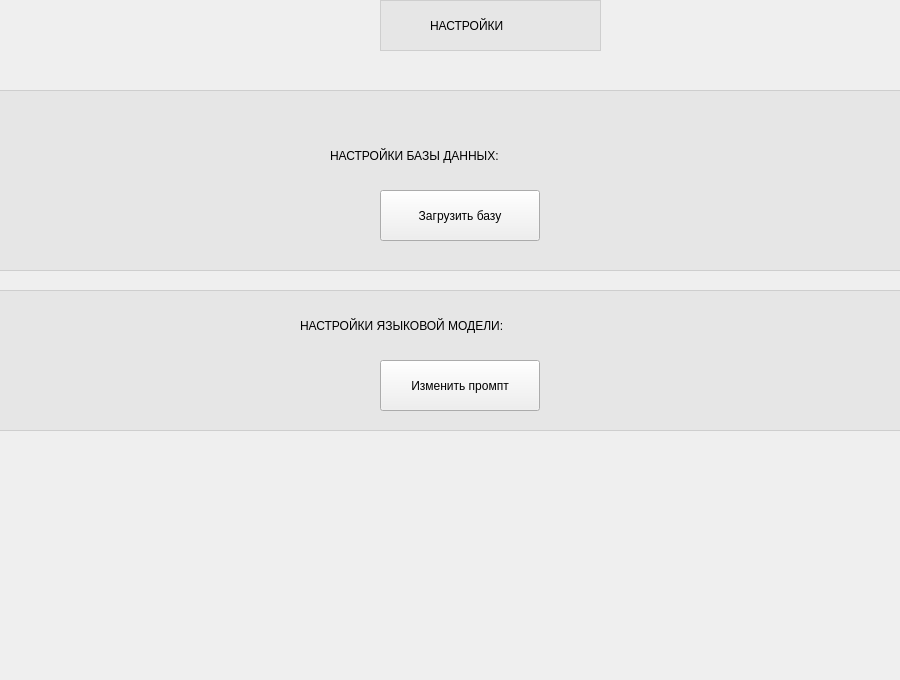
Before: the Qt Designer form gui/ui/settings.ui in kyrvvwfzhy-code/innovation_proposal_checking, drawn with Qt 5.
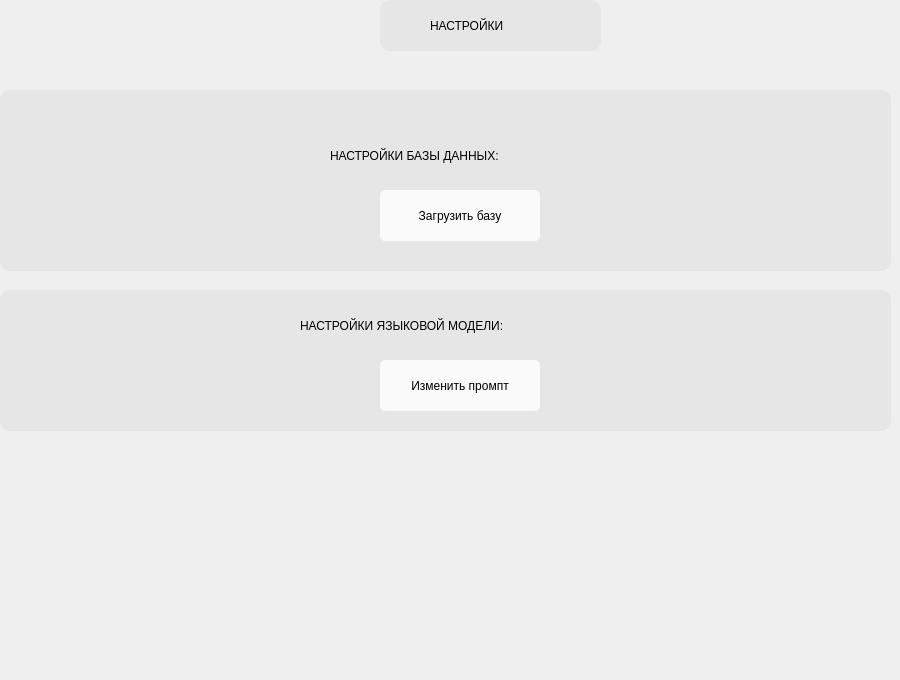
After: the same form once the commit is applied.

```diff
--- a/gui/ui/settings.ui
+++ b/gui/ui/settings.ui
@@ -19,6 +19,40 @@
   <property name="windowTitle">
    <string>Form</string>
   </property>
+  <property name="styleSheet">
+   <string notr="true">QFrame {
+    border-radius: 10px;
+}
+
+QPushButton{
+	background-color: rgba(255, 255, 255, 200);
+    border-radius: 5px;
+}
+
+QPushButton:hover:!checked {
+    background-color: rgb(119, 118, 123);
+}
+
+QPushButton:checked:hover {
+   background-color: rgb(119, 118, 123);
+}
+
+QPushButton:pressed:!checked {
+	background-color: rgb(154, 153, 150);
+}
+
+QPushButton:checked:pressed {
+	background-color: rgb(154, 153, 150);
+}
+
+QPushButton:checked {
+	background-color: rgb(154, 153, 150);
+}
+
+QPushButton:!checked {
+	background-color: rgba(255, 255, 255, 200);
+}</string>
+  </property>
   <widget class="QFrame" name="frame">
    <property name="geometry">
     <rect>
@@ -99,9 +133,9 @@
   <widget class="QFrame" name="frame_2">
    <property name="geometry">
     <rect>
-     <x>-10</x>
+     <x>0</x>
      <y>90</y>
-     <width>911</width>
+     <width>891</width>
      <height>181</height>
     </rect>
    </property>
@@ -118,9 +152,9 @@
   <widget class="QFrame" name="frame_3">
    <property name="geometry">
     <rect>
-     <x>-10</x>
+     <x>0</x>
      <y>290</y>
-     <width>911</width>
+     <width>891</width>
      <height>141</height>
     </rect>
    </property>
```
